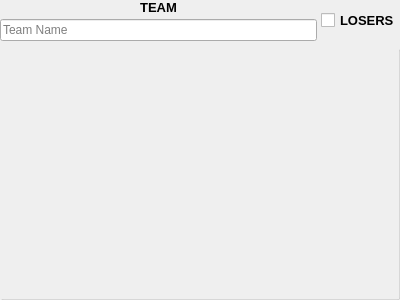
Before: the Qt Designer form src/layout/AutonaScoreboardTeam.ui in yuya-tagu/Autona, drawn with Qt 5.
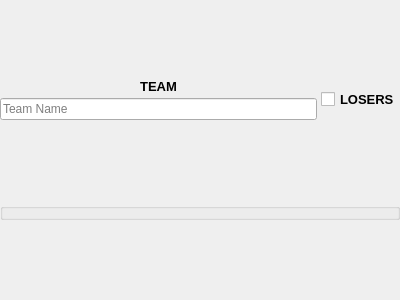
After: the same form once the commit is applied.

Diff of the .ui file:
```diff
--- a/src/layout/AutonaScoreboardTeam.ui
+++ b/src/layout/AutonaScoreboardTeam.ui
@@ -118,7 +118,7 @@
    <item>
     <widget class="QGroupBox" name="groupBox">
      <property name="sizePolicy">
-      <sizepolicy hsizetype="MinimumExpanding" vsizetype="MinimumExpanding">
+      <sizepolicy hsizetype="MinimumExpanding" vsizetype="Maximum">
        <horstretch>0</horstretch>
        <verstretch>0</verstretch>
       </sizepolicy>
@@ -161,34 +161,19 @@
        <number>0</number>
       </property>
       <item>
-       <widget class="QScrollArea" name="scrollArea">
+       <widget class="QWidget" name="playersContainer">
+        <property name="sizePolicy">
+         <sizepolicy hsizetype="Preferred" vsizetype="Maximum">
+          <horstretch>0</horstretch>
+          <verstretch>0</verstretch>
+         </sizepolicy>
+        </property>
         <property name="minimumSize">
          <size>
           <width>1</width>
           <height>0</height>
          </size>
         </property>
-        <property name="frameShape">
-         <enum>QFrame::Panel</enum>
-        </property>
-        <property name="frameShadow">
-         <enum>QFrame::Plain</enum>
-        </property>
-        <property name="lineWidth">
-         <number>0</number>
-        </property>
-        <property name="widgetResizable">
-         <bool>true</bool>
-        </property>
-        <widget class="QWidget" name="scrollAreaWidgetContents">
-         <property name="geometry">
-          <rect>
-           <x>0</x>
-           <y>0</y>
-           <width>394</width>
-           <height>233</height>
-          </rect>
-         </property>
          <layout class="QVBoxLayout" name="verticalLayout_5">
           <property name="spacing">
            <number>0</number>
@@ -206,7 +191,6 @@
            <number>0</number>
           </property>
          </layout>
-        </widget>
        </widget>
       </item>
      </layout>
```
Lines whose indentation alone changed are shown as unchanged.
